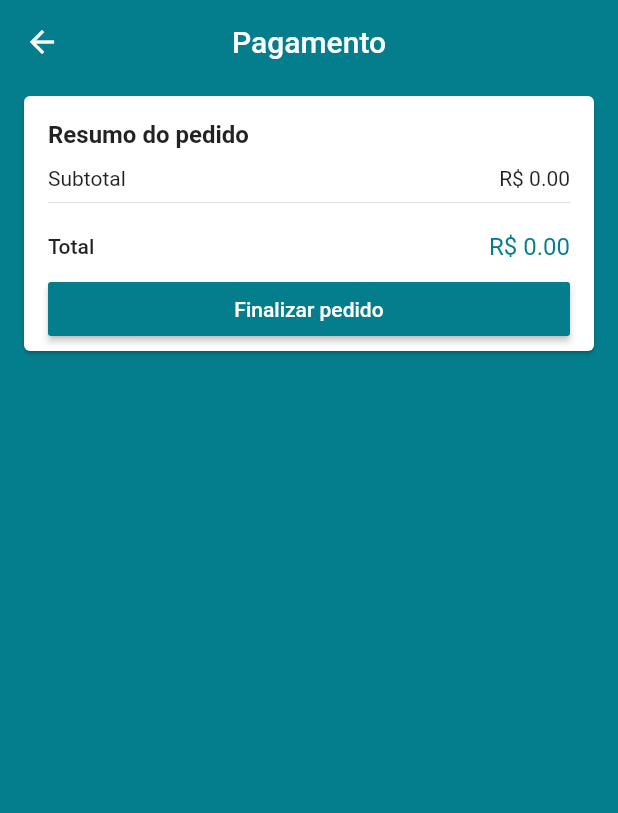
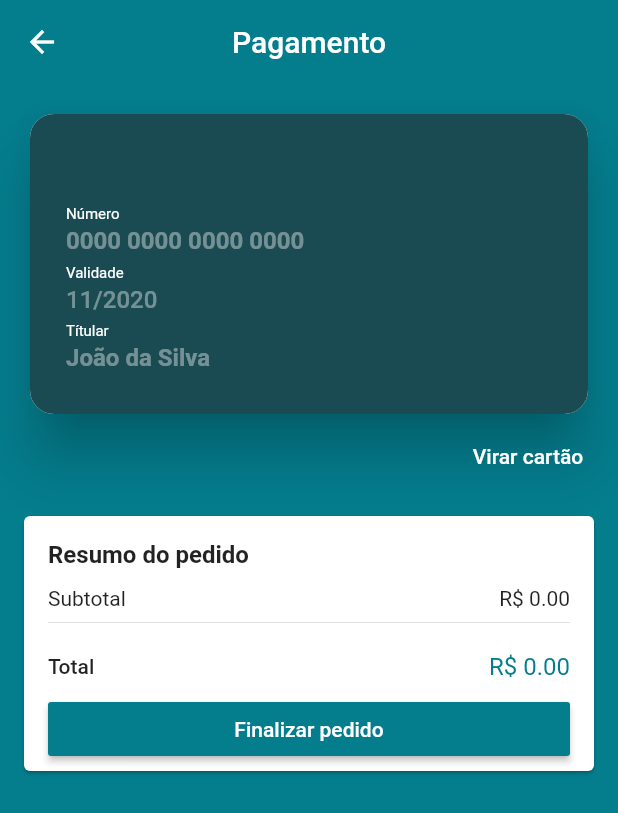
Before and after one commit to ricardoaps72/lojavirtual, a Flutter app: the CheckoutScreen screen opened by its route, on a phone screen of 412 x 824 dp. Shown: the top 813 px of the screen. Run offline on Flutter 3.47's test engine with Material 2 defaults, Android fonts, the phone set to English and light mode, and no system bars; drawn by our look-alikes of flip_card, keyboard_actions; our stand-ins replace brasil_fields, carousel_pro, cloud_firestore, dio, firebase_auth, firebase_core and 10 more; missing offline and left inert: alphabet_list_scroll_view, credit_card_type_detector, flutter_facebook_login, map_launcher; accounts and stored records are empty; network calls fail.

```diff
--- a/lib/screens/checkout/checkout_screen.dart
+++ b/lib/screens/checkout/checkout_screen.dart
@@ -5,9 +5,12 @@ import 'package:lojavirtual/models/checkout_manager.dart';
 import 'package:lojavirtual/models/page_manager.dart';
 import 'package:provider/provider.dart';
 
+import 'components/credit_card_widget.dart';
+
 class CheckoutScreen extends StatelessWidget {
 
   final GlobalKey<ScaffoldState> scaffoldKey = GlobalKey<ScaffoldState>();
+  final GlobalKey<FormState> formKey = GlobalKey<FormState>();
 
   @override
   Widget build(BuildContext context) {
@@ -21,7 +24,11 @@ class CheckoutScreen extends StatelessWidget {
           title: const Text('Pagamento'),
           centerTitle: true,
         ),
-        body: Consumer<CheckoutManager>(
+        body: GestureDetector(
+          onTap: (){
+            FocusScope.of(context).unfocus();
+          },
+          child: Consumer<CheckoutManager>(
             builder: (_, checkoutManager, __){
               if(checkoutManager.loading){
                 return Center(
@@ -44,12 +51,20 @@ class CheckoutScreen extends StatelessWidget {
                   ),
                 );
               }
-            return ListView(
+              return Form(
+                key: formKey,
+                child: ListView(
                 children: <Widget>[
+                  CreditCardWidget(),
                   PriceCard(
                     buttonText: 'Finalizar pedido',
                     onPressed: (){
-                  checkoutManager.checkout(
+
+                      if (formKey.currentState.validate()){
+
+                        print('enviar');
+
+                        /* checkoutManager.checkout(
                             onStockFail: (e){
                               Navigator.of(context).popUntil(
                                       (route) => route.settings.name == '/cart');
@@ -62,12 +77,15 @@ class CheckoutScreen extends StatelessWidget {
                                   arguments: order
                               );
                             }
+                        ); */
+                      }
+                    },
+                  ),
+                  ],
+                ),
               );
             },
           ),
-              ],
-            );
-          },
         ),
       ),
     );
--- /dev/null
+++ b/lib/screens/checkout/components/card_front.dart
@@ -0,0 +1,98 @@
+import 'package:brasil_fields/brasil_fields.dart';
+import 'package:credit_card_type_detector/credit_card_type_detector.dart';
+import 'package:flutter/material.dart';
+import 'package:flutter/services.dart';
+import 'package:lojavirtual/screens/checkout/components/card_text_field.dart';
+import 'package:mask_text_input_formatter/mask_text_input_formatter.dart';
+
+class CardFront extends StatelessWidget {
+
+  CardFront({this.numberFocus, this.dateFocus, this.nameFocus, this.finished});
+
+  final MaskTextInputFormatter dateFormatter = MaskTextInputFormatter(
+    mask:'!?/####', filter: {'#':RegExp('[0-9]'), '!' : RegExp('[0-1]'), '?' : RegExp('[0-9]' )}
+  );
+
+  final VoidCallback finished;
+
+  final FocusNode numberFocus;
+  final FocusNode dateFocus;
+  final FocusNode nameFocus;
+
+  @override
+  Widget build(BuildContext context) {
+    return Card(
+      clipBehavior: Clip.antiAlias,
+      shape: RoundedRectangleBorder(borderRadius: BorderRadius.circular(16),),
+      elevation: 16,
+      child: Container(
+        height: 200,
+        color : const Color(0xFF1B4B52),
+        padding: const EdgeInsets.all(24),
+        child: Row(
+          children: [
+            Expanded(
+              child: Column(
+                mainAxisAlignment: MainAxisAlignment.end,
+                children: [
+                  CardTextField(
+                    title: 'Número',
+                    hint: '0000 0000 0000 0000',
+                    textInputType: TextInputType.number,
+                    bold: true,
+                    inputFormatters: [
+                      WhitelistingTextInputFormatter.digitsOnly,
+                      CartaoBancarioInputFormatter()
+                    ],
+                    validador: (number){
+                      if(number.length != 19) return 'Inválido';
+                      else if (detectCCType(number) == CreditCardType.unknown)
+                        return 'Inválido';
+                      return null;
+                    },
+                    onSubmitted: (_){
+                      dateFocus.requestFocus();
+                    },
+                    focusNode: numberFocus,
+                  ),
+                  CardTextField(
+                    title: 'Validade',
+                    hint: '11/2020',
+                    textInputType: TextInputType.number,
+                    inputFormatters: [
+                      dateFormatter
+                    ],
+                    validador: (date){
+                      if(date.length != 7){
+                       return 'Inválido';
+                      }
+                      return null;
+                    },
+                    onSubmitted: (_){
+                      nameFocus.requestFocus();
+                    },
+                    focusNode: dateFocus,
+                  ),
+                  CardTextField(
+                    title: 'Títular',
+                    hint: 'João da Silva',
+                    textInputType: TextInputType.text,
+                    bold: true,
+                    validador: (name) {
+                      if (name.isEmpty) return 'Inválido';
+                      return null;
+                    },
+                    onSubmitted: (_){
+                      finished();
+                    },
+                    focusNode: nameFocus,
+                  ),
+                ],
+              ),
+            )
+          ],
+        ),
+        ),
+    );
+  }
+}
--- /dev/null
+++ b/lib/screens/checkout/components/card_text_field.dart
@@ -0,0 +1,92 @@
+import 'package:flutter/material.dart';
+import 'package:flutter/services.dart';
+
+class CardTextField extends StatelessWidget {
+
+  CardTextField({this.title, this.bold = false, this.hint,
+    this.textInputType, this.inputFormatters, this.validador,
+    this.maxLength, this.textAlign = TextAlign.start, this.focusNode,
+    this.onSubmitted, }) : textInputAction = onSubmitted == null
+      ? TextInputAction.done
+      : TextInputAction.next;
+
+  final String title;
+  final bool bold;
+  final String hint;
+  final TextInputType textInputType;
+  final List<TextInputFormatter> inputFormatters;
+  final FormFieldValidator<String> validador;
+  final int maxLength;
+  final TextAlign textAlign;
+  final FocusNode focusNode;
+  final Function (String) onSubmitted;
+  final TextInputAction textInputAction;
+
+  @override
+  Widget build(BuildContext context) {
+    return FormField<String>(
+        initialValue: '',
+        validator: validador,
+        builder: (state){
+          return Padding(
+            padding: const EdgeInsets.symmetric(vertical: 2),
+            child: Column(
+              crossAxisAlignment: CrossAxisAlignment.start,
+              children: [
+                if(title != null)
+                  Row(
+                    children: [
+                      Text(
+                        title,
+                        style: TextStyle(
+                          fontSize: 10,
+                          fontWeight: FontWeight.w400,
+                          color: Colors.white,
+                        ),
+                      ),
+                      if (state.hasError)
+                      const Text(
+                        '   Inválido',
+                        style: TextStyle(
+                          color: Colors.red,
+                          fontSize: 9,
+                        ),
+                      ),
+                    ],
+                  ),
+                TextFormField(
+                  style: TextStyle(
+                    color: title == null && state.hasError
+                        ? Colors.red : Colors.white,
+                    fontWeight: bold ? FontWeight.bold : FontWeight.w500,
+                  ),
+                  cursorColor: Colors.white,
+                  decoration: InputDecoration(
+                    hintText: hint,
+                    hintStyle: TextStyle(
+                        color: title == null && state.hasError
+                            ? Colors.red.withAlpha(200)
+                            : Colors.white.withAlpha(100)
+                    ),
+                    border: InputBorder.none,
+                    isDense: true,
+                    contentPadding: const EdgeInsets.symmetric(vertical: 2),
+                    counterText: '',
+                  ),
+                  keyboardType: textInputType,
+                  inputFormatters: inputFormatters,
+                  onChanged: (text) {
+                    state.didChange(text);
+                  },
+                  maxLength: maxLength,
+                  textAlign: textAlign,
+                  focusNode: focusNode,
+                  onFieldSubmitted: onSubmitted,
+                  textInputAction: textInputAction,
+                ),
+              ],
+            ),
+          );
+        });
+  }
+}
--- /dev/null
+++ b/lib/screens/checkout/components/credit_card_widget.dart
@@ -0,0 +1,90 @@
+import 'package:flutter/material.dart';
+import 'package:flip_card/flip_card.dart';
+import 'package:keyboard_actions/keyboard_actions.dart';
+import 'package:lojavirtual/screens/checkout/components/card_back.dart';
+import 'package:lojavirtual/screens/checkout/components/card_front.dart';
+
+class CreditCardWidget extends StatefulWidget {
+
+  @override
+  _CreditCardWidgetState createState() => _CreditCardWidgetState();
+}
+
+class _CreditCardWidgetState extends State<CreditCardWidget> {
+  final GlobalKey<FlipCardState> cardKey = GlobalKey<FlipCardState>();
+
+  final FocusNode numberFocus = FocusNode();
+  final FocusNode dateFocus = FocusNode();
+  final FocusNode nameFocus = FocusNode();
+  final FocusNode cvvFocus = FocusNode();
+
+  KeyboardActionsConfig _buildConfig(BuildContext context){
+    return KeyboardActionsConfig(
+      keyboardActionsPlatform: KeyboardActionsPlatform.IOS,
+      keyboardBarColor: Colors.grey[200],
+      actions: [
+        KeyboardActionsItem(focusNode: numberFocus, displayDoneButton: false),
+        KeyboardActionsItem(focusNode: dateFocus, displayDoneButton: false),
+        KeyboardActionsItem(
+          focusNode: nameFocus,
+          toolbarButtons:[
+            (_){
+            return GestureDetector(
+              onTap: (){
+              cardKey.currentState.toggleCard();
+              cvvFocus.requestFocus();
+              },
+              child : Padding(
+                padding: EdgeInsets.only(right: 8),
+                child: Text('Continuar'),
+                ),
+              );
+            }
+          ]
+        ),
+      ]
+    );
+  }
+
+  @override
+  Widget build(BuildContext context) {
+    return KeyboardActions(
+      config: _buildConfig(context),
+      autoScroll: false,
+      child: Padding(
+        padding: const EdgeInsets.fromLTRB(16, 16, 16, 8),
+        child: Column(
+          crossAxisAlignment: CrossAxisAlignment.end,
+          children: [
+            FlipCard(
+              key: cardKey,
+              direction: FlipDirection.HORIZONTAL,
+              speed: 700,
+              flipOnTouch: false,
+              front: CardFront(
+                numberFocus : numberFocus,
+                dateFocus : dateFocus,
+                nameFocus : nameFocus,
+                finished: (){
+                  cardKey.currentState.toggleCard();
+                  cvvFocus.requestFocus();
+                },
+              ),
+              back: CardBack(
+                cvvFocus : cvvFocus,
+              ),
+            ),
+            FlatButton(
+                onPressed: (){
+                  cardKey.currentState.toggleCard();
+                },
+              textColor: Colors.white,
+              padding: EdgeInsets.zero,
+                child: const Text('Virar cartão'),
+            ),
+          ],
+        ),
+      ),
+    );
+  }
+}
--- a/pubspec.yaml
+++ b/pubspec.yaml
@@ -51,6 +51,10 @@ dependencies:
   flutter_facebook_login: ^3.0.0
   url_launcher: ^5.4.11
   map_launcher: ^0.12.2
+  flip_card: ^0.4.4
+  mask_text_input_formatter: ^1.0.7
+  credit_card_type_detector: ^1.1.0
+  keyboard_actions: ^3.2.1+1
 
 
 dev_dependencies:
```
Also changed, not shown: lib/screens/checkout/components/card_back.dart (added, +63 -0 lines), pubspec.lock. Lines whose indentation alone changed are shown as unchanged.
